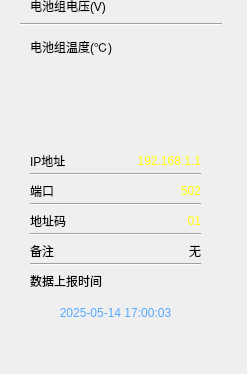
tech-flyflypig/HQ_Battery, file component/rightstatsform.ui: the form before one commit; both pictures show x 0 to 247 and y 577 to 951 of the 247 by 951 pixel window.
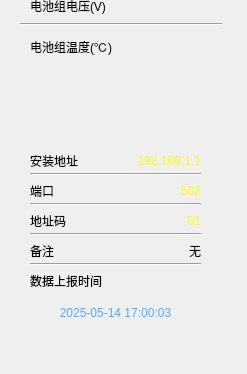
The form after the commit. Icons and pictures are not drawn.

Commit message: 添加电池监控状态管理功能，更新BatteryListForm以支持监控状态的获取和变化信号；优化UI以显示电池安装地址和通信端口；调整状态显示逻辑以反映电池的运行、停止和故障状态；更新相关组件以确保状态变化的正确处理和显示。

Diff of the .ui file:
```diff
--- a/component/rightstatsform.ui
+++ b/component/rightstatsform.ui
@@ -159,7 +159,7 @@
      </rect>
     </property>
     <property name="text">
-     <string>IP地址</string>
+     <string>安装地址</string>
     </property>
    </widget>
    <widget class="QLabel" name="label_9">
```
The commit also changes 10 other files.
